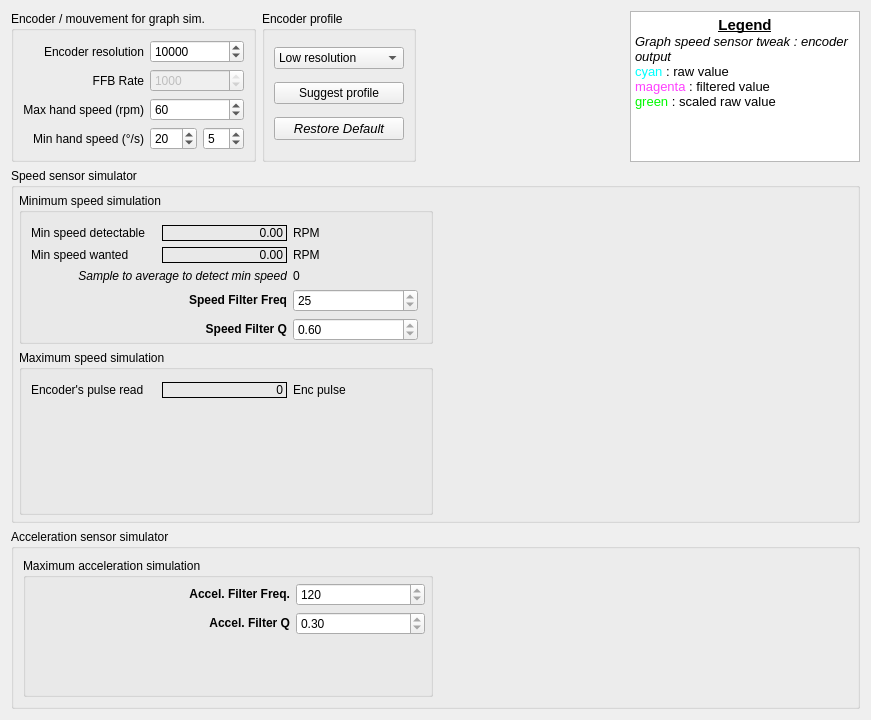
Before: the Qt Designer form res/encoder_tune.ui in Ultrawipf/OpenFFBoard-configurator, drawn with Qt 5.
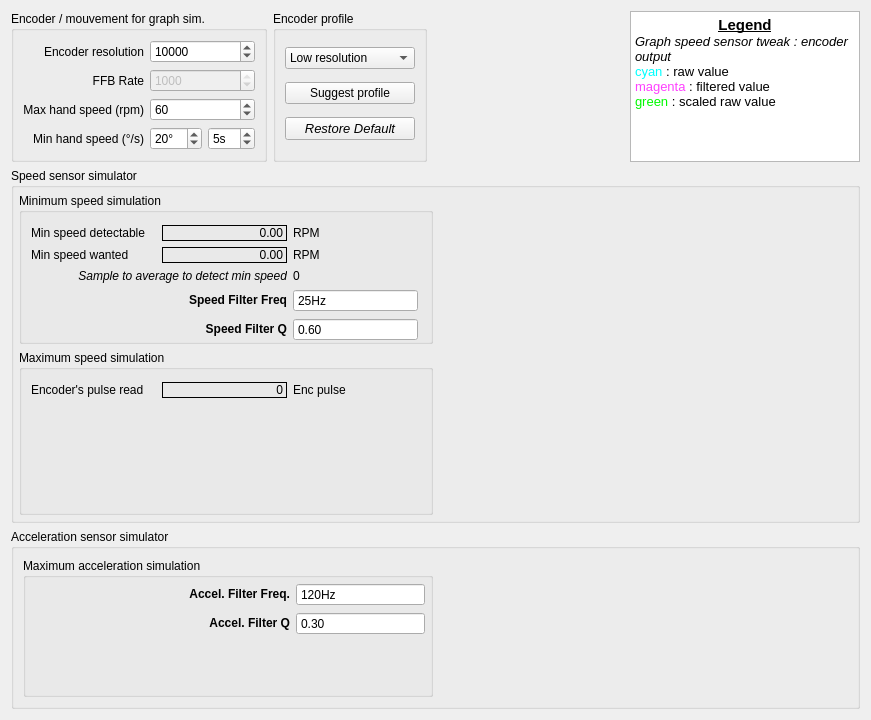
After: the same form once the commit is applied. Custom widgets are drawn as their Qt base class.

Commit message: Fixes for encoder tuning UI

Patch:
```diff
--- a/res/encoder_tune.ui
+++ b/res/encoder_tune.ui
@@ -151,6 +151,9 @@
            <property name="readOnly">
             <bool>true</bool>
            </property>
+           <property name="buttonSymbols">
+            <enum>QAbstractSpinBox::NoButtons</enum>
+           </property>
            <property name="minimum">
             <double>0.100000000000000</double>
            </property>
@@ -210,6 +213,12 @@
            <property name="readOnly">
             <bool>true</bool>
            </property>
+           <property name="buttonSymbols">
+            <enum>QAbstractSpinBox::NoButtons</enum>
+           </property>
+           <property name="suffix">
+            <string>Hz</string>
+           </property>
            <property name="maximum">
             <number>500</number>
            </property>
@@ -328,6 +337,9 @@
      <layout class="QGridLayout" name="gridLayout_8">
       <item row="2" column="1" colspan="2">
        <widget class="QSpinBox" name="spinBox_maxSpeed">
+        <property name="suffix">
+         <string/>
+        </property>
         <property name="maximum">
          <number>300</number>
         </property>
@@ -351,6 +363,9 @@
         <property name="enabled">
          <bool>false</bool>
         </property>
+        <property name="minimum">
+         <number>1</number>
+        </property>
         <property name="maximum">
          <number>1000</number>
         </property>
@@ -361,6 +376,12 @@
       </item>
       <item row="3" column="1">
        <widget class="QSpinBox" name="spinBox_minDeg">
+        <property name="suffix">
+         <string>°</string>
+        </property>
+        <property name="minimum">
+         <number>1</number>
+        </property>
         <property name="maximum">
          <number>360</number>
         </property>
@@ -401,6 +422,12 @@
       </item>
       <item row="3" column="2">
        <widget class="QSpinBox" name="spinBox_minSec">
+        <property name="suffix">
+         <string>s</string>
+        </property>
+        <property name="minimum">
+         <number>1</number>
+        </property>
         <property name="maximum">
          <number>60</number>
         </property>
@@ -411,6 +438,9 @@
       </item>
       <item row="0" column="1" colspan="2">
        <widget class="QSpinBox" name="spinBox_encRes">
+        <property name="minimum">
+         <number>1</number>
+        </property>
         <property name="maximum">
          <number>999999999</number>
         </property>
@@ -508,6 +538,12 @@
            <property name="readOnly">
             <bool>true</bool>
            </property>
+           <property name="buttonSymbols">
+            <enum>QAbstractSpinBox::NoButtons</enum>
+           </property>
+           <property name="suffix">
+            <string>Hz</string>
+           </property>
            <property name="maximum">
             <number>500</number>
            </property>
@@ -521,6 +557,9 @@
            <property name="readOnly">
             <bool>true</bool>
            </property>
+           <property name="buttonSymbols">
+            <enum>QAbstractSpinBox::NoButtons</enum>
+           </property>
            <property name="minimum">
             <double>0.100000000000000</double>
            </property>
```
Left out of the diff: 16 changed lines with no effect on the pictures. The commit also changes 1 other file.
